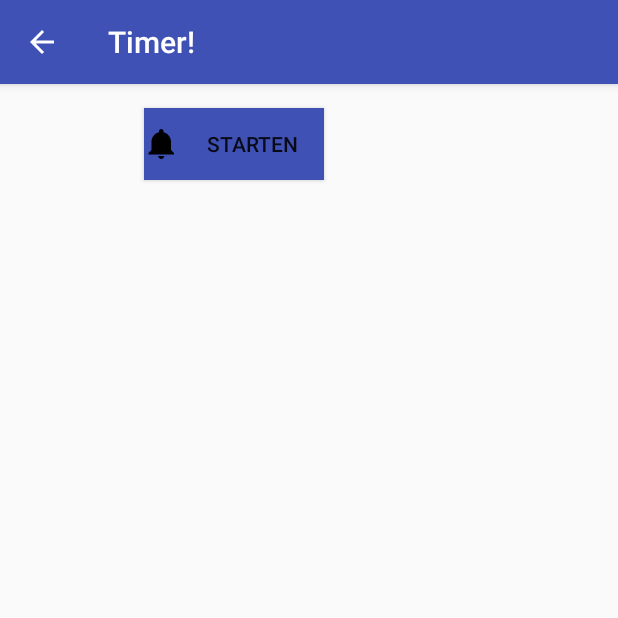
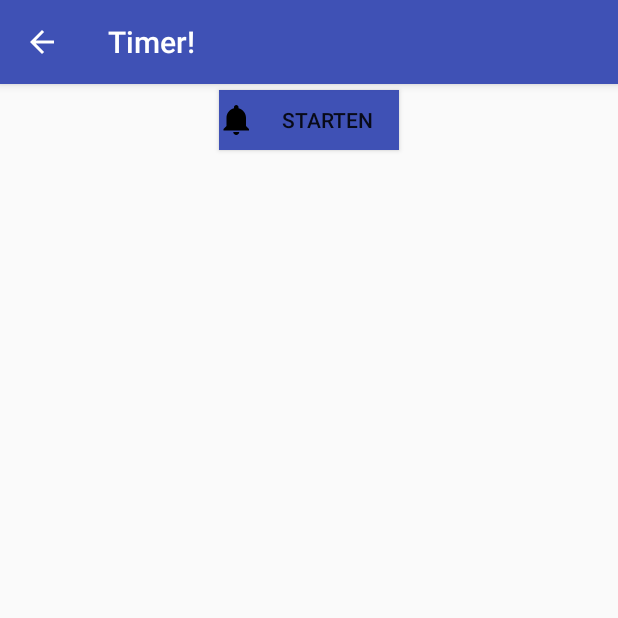
Before and after one commit to myxor/WhoRules, an Android app: the TimerActivity screen opened directly, with no data from a screen before it, on a phone screen of 412 x 824 dp, the top half of it. Run offline under Robolectric (Android 15) with nearby library versions, the phone set to English and light mode, and no system bars.

Commit message:
Fix timer activity layout

```diff
--- a/app/src/main/res/layout/activity_timer.xml
+++ b/app/src/main/res/layout/activity_timer.xml
@@ -24,38 +24,28 @@
 
     </android.support.design.widget.AppBarLayout>
 
-    <android.support.constraint.ConstraintLayout
-        android:id="@+id/constraintLayout"
+    <LinearLayout
         android:layout_width="match_parent"
         android:layout_height="match_parent"
-        android:layout_marginTop="32dp"
-        app:layout_constraintBottom_toBottomOf="parent"
-        app:layout_constraintStart_toStartOf="@+id/appBarLayout"
-        app:layout_constraintTop_toTopOf="@+id/appBarLayout">
+        android:orientation="vertical">
 
     <Button
         android:id="@+id/timer_start_btn"
         android:layout_width="120dp"
-            android:layout_height="0dp"
-            android:layout_marginStart="96dp"
-            android:layout_marginTop="40dp"
+        android:layout_height="40dp"
+        android:layout_gravity="center_horizontal"
+        android:layout_marginTop="60dp"
         android:background="#3F51B5"
         android:drawableStart="@drawable/ic_notifications_black_24dp"
-            android:text="@string/start"
-            app:layout_constraintStart_toStartOf="parent"
-            app:layout_constraintTop_toTopOf="parent" />
+        android:text="@string/start" />
 
     <android.support.v7.widget.RecyclerView
         android:id="@+id/rv_timer_list"
         android:layout_width="match_parent"
         android:layout_height="match_parent"
-            android:layout_marginTop="90dp"
-            app:layout_constraintBottom_toBottomOf="parent"
-            app:layout_constraintEnd_toEndOf="parent"
-            app:layout_constraintStart_toStartOf="parent"
-            app:layout_constraintTop_toTopOf="parent"
-            app:layout_constraintVertical_bias="0.361" />
+        android:layout_marginTop="10dp" />
+
+    </LinearLayout>
+
 
 </android.support.constraint.ConstraintLayout>
-
-</android.support.constraint.ConstraintLayout>
```
Lines whose indentation alone changed are shown as unchanged.
